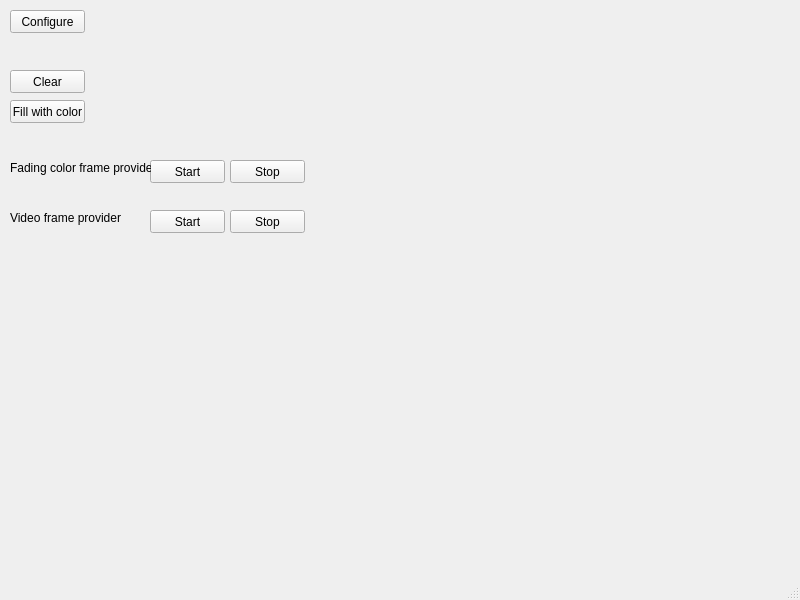
Before: the Qt Designer form playground/matrix_controller_lib_demo/main_window.ui in kant/esp32-big-led-matrix-dmx-controller, drawn with Qt 5.
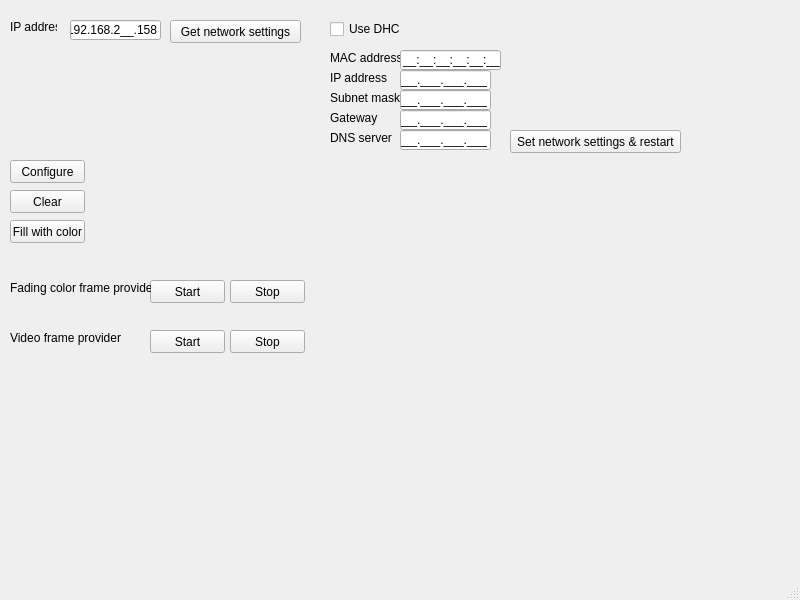
After: the same form once the commit is applied.

Commit message: added functionality to manage network settings to controller library and demo application

The edit to the form file:
```diff
--- a/playground/matrix_controller_lib_demo/main_window.ui
+++ b/playground/matrix_controller_lib_demo/main_window.ui
@@ -18,7 +18,7 @@
     <property name="geometry">
      <rect>
       <x>10</x>
-      <y>10</y>
+      <y>160</y>
       <width>75</width>
       <height>23</height>
      </rect>
@@ -31,7 +31,7 @@
     <property name="geometry">
      <rect>
       <x>10</x>
-      <y>70</y>
+      <y>190</y>
       <width>75</width>
       <height>23</height>
      </rect>
@@ -44,7 +44,7 @@
     <property name="geometry">
      <rect>
       <x>10</x>
-      <y>100</y>
+      <y>220</y>
       <width>75</width>
       <height>23</height>
      </rect>
@@ -57,7 +57,7 @@
     <property name="geometry">
      <rect>
       <x>150</x>
-      <y>160</y>
+      <y>280</y>
       <width>75</width>
       <height>23</height>
      </rect>
@@ -70,7 +70,7 @@
     <property name="geometry">
      <rect>
       <x>230</x>
-      <y>160</y>
+      <y>280</y>
       <width>75</width>
       <height>23</height>
      </rect>
@@ -83,7 +83,7 @@
     <property name="geometry">
      <rect>
       <x>10</x>
-      <y>160</y>
+      <y>280</y>
       <width>141</width>
       <height>16</height>
      </rect>
@@ -96,7 +96,7 @@
     <property name="geometry">
      <rect>
       <x>10</x>
-      <y>210</y>
+      <y>330</y>
       <width>141</width>
       <height>16</height>
      </rect>
@@ -109,7 +109,7 @@
     <property name="geometry">
      <rect>
       <x>150</x>
-      <y>210</y>
+      <y>330</y>
       <width>75</width>
       <height>23</height>
      </rect>
@@ -122,7 +122,7 @@
     <property name="geometry">
      <rect>
       <x>230</x>
-      <y>210</y>
+      <y>330</y>
       <width>75</width>
       <height>23</height>
      </rect>
@@ -131,6 +131,216 @@
      <string>Stop</string>
     </property>
    </widget>
+   <widget class="QLineEdit" name="edt_ip_address">
+    <property name="geometry">
+     <rect>
+      <x>70</x>
+      <y>20</y>
+      <width>91</width>
+      <height>20</height>
+     </rect>
+    </property>
+    <property name="inputMask">
+     <string>000.000.000.000;_</string>
+    </property>
+    <property name="text">
+     <string>192.168.2.158</string>
+    </property>
+   </widget>
+   <widget class="QLabel" name="label_3">
+    <property name="geometry">
+     <rect>
+      <x>10</x>
+      <y>20</y>
+      <width>47</width>
+      <height>14</height>
+     </rect>
+    </property>
+    <property name="text">
+     <string>IP address</string>
+    </property>
+   </widget>
+   <widget class="QPushButton" name="btn_get_network_settings">
+    <property name="geometry">
+     <rect>
+      <x>170</x>
+      <y>20</y>
+      <width>131</width>
+      <height>23</height>
+     </rect>
+    </property>
+    <property name="text">
+     <string>Get network settings</string>
+    </property>
+   </widget>
+   <widget class="QCheckBox" name="chb_use_dhcp">
+    <property name="geometry">
+     <rect>
+      <x>330</x>
+      <y>20</y>
+      <width>71</width>
+      <height>18</height>
+     </rect>
+    </property>
+    <property name="text">
+     <string>Use DHCP</string>
+    </property>
+   </widget>
+   <widget class="QLabel" name="label_4">
+    <property name="geometry">
+     <rect>
+      <x>330</x>
+      <y>50</y>
+      <width>71</width>
+      <height>16</height>
+     </rect>
+    </property>
+    <property name="text">
+     <string>MAC address</string>
+    </property>
+   </widget>
+   <widget class="QLabel" name="label_5">
+    <property name="geometry">
+     <rect>
+      <x>330</x>
+      <y>70</y>
+      <width>71</width>
+      <height>16</height>
+     </rect>
+    </property>
+    <property name="text">
+     <string>IP address</string>
+    </property>
+   </widget>
+   <widget class="QLabel" name="label_6">
+    <property name="geometry">
+     <rect>
+      <x>330</x>
+      <y>90</y>
+      <width>71</width>
+      <height>16</height>
+     </rect>
+    </property>
+    <property name="text">
+     <string>Subnet mask</string>
+    </property>
+   </widget>
+   <widget class="QLabel" name="label_7">
+    <property name="geometry">
+     <rect>
+      <x>330</x>
+      <y>110</y>
+      <width>71</width>
+      <height>16</height>
+     </rect>
+    </property>
+    <property name="text">
+     <string>Gateway</string>
+    </property>
+   </widget>
+   <widget class="QLabel" name="label_8">
+    <property name="geometry">
+     <rect>
+      <x>330</x>
+      <y>130</y>
+      <width>71</width>
+      <height>16</height>
+     </rect>
+    </property>
+    <property name="text">
+     <string>DNS server</string>
+    </property>
+   </widget>
+   <widget class="QLineEdit" name="edt_mac_address">
+    <property name="geometry">
+     <rect>
+      <x>400</x>
+      <y>50</y>
+      <width>101</width>
+      <height>20</height>
+     </rect>
+    </property>
+    <property name="inputMask">
+     <string>HH:HH:HH:HH:HH:HH;_</string>
+    </property>
+   </widget>
+   <widget class="QLineEdit" name="edt_static_ip_address">
+    <property name="geometry">
+     <rect>
+      <x>400</x>
+      <y>70</y>
+      <width>91</width>
+      <height>20</height>
+     </rect>
+    </property>
+    <property name="inputMask">
+     <string>000.000.000.000;_</string>
+    </property>
+    <property name="text">
+     <string>...</string>
+    </property>
+   </widget>
+   <widget class="QLineEdit" name="edt_subnet_mask">
+    <property name="geometry">
+     <rect>
+      <x>400</x>
+      <y>90</y>
+      <width>91</width>
+      <height>20</height>
+     </rect>
+    </property>
+    <property name="inputMask">
+     <string>000.000.000.000;_</string>
+    </property>
+    <property name="text">
+     <string>...</string>
+    </property>
+   </widget>
+   <widget class="QLineEdit" name="edt_gateway">
+    <property name="geometry">
+     <rect>
+      <x>400</x>
+      <y>110</y>
+      <width>91</width>
+      <height>20</height>
+     </rect>
+    </property>
+    <property name="inputMask">
+     <string>000.000.000.000;_</string>
+    </property>
+    <property name="text">
+     <string>...</string>
+    </property>
+   </widget>
+   <widget class="QLineEdit" name="edt_dns_server">
+    <property name="geometry">
+     <rect>
+      <x>400</x>
+      <y>130</y>
+      <width>91</width>
+      <height>20</height>
+     </rect>
+    </property>
+    <property name="inputMask">
+     <string>000.000.000.000;_</string>
+    </property>
+    <property name="text">
+     <string>...</string>
+    </property>
+   </widget>
+   <widget class="QPushButton" name="btn_set_network_settings">
+    <property name="geometry">
+     <rect>
+      <x>510</x>
+      <y>130</y>
+      <width>171</width>
+      <height>23</height>
+     </rect>
+    </property>
+    <property name="text">
+     <string>Set network settings &amp;&amp; restart</string>
+    </property>
+   </widget>
   </widget>
   <widget class="QMenuBar" name="menubar">
    <property name="geometry">
```
The commit also changes 5 other files.
